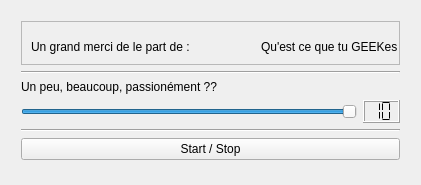
Above: ui/mainwindow.ui from ideaprod/minergift before the change. Below: the same form after it.
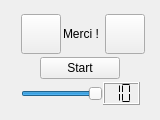
That is the form after the change. Icons and pictures are not drawn.

Diff of the .ui file:
```diff
--- a/ui/mainwindow.ui
+++ b/ui/mainwindow.ui
@@ -6,78 +6,187 @@
    <rect>
     <x>0</x>
     <y>0</y>
-    <width>421</width>
-    <height>185</height>
+    <width>160</width>
+    <height>120</height>
    </rect>
   </property>
-  <property name="windowTitle">
-   <string>MinerGift</string>
+  <property name="sizePolicy">
+   <sizepolicy hsizetype="Fixed" vsizetype="Fixed">
+    <horstretch>0</horstretch>
+    <verstretch>0</verstretch>
+   </sizepolicy>
+  </property>
+  <property name="minimumSize">
+   <size>
+    <width>160</width>
+    <height>120</height>
+   </size>
+  </property>
+  <property name="maximumSize">
+   <size>
+    <width>160</width>
+    <height>120</height>
+   </size>
+  </property>
+  <property name="windowIcon">
+   <iconset resource="uiminergift.qrc">
+    <normaloff>:/images/gavel-297564_960_720.png</normaloff>:/images/gavel-297564_960_720.png</iconset>
+  </property>
+  <property name="unifiedTitleAndToolBarOnMac">
+   <bool>true</bool>
   </property>
   <widget class="QWidget" name="centralWidget">
    <widget class="QWidget" name="verticalLayoutWidget">
     <property name="geometry">
      <rect>
       <x>10</x>
-      <y>10</y>
-      <width>401</width>
-      <height>161</height>
+      <y>0</y>
+      <width>141</width>
+      <height>119</height>
      </rect>
     </property>
     <layout class="QVBoxLayout" name="verticalLayout">
+     <property name="spacing">
+      <number>0</number>
+     </property>
      <item>
       <layout class="QHBoxLayout" name="topHorizontalLayout">
+       <property name="sizeConstraint">
+        <enum>QLayout::SetMinimumSize</enum>
+       </property>
        <item>
-        <widget class="QFrame" name="frame">
-         <property name="frameShape">
-          <enum>QFrame::StyledPanel</enum>
+        <widget class="QPushButton" name="pushButton">
+         <property name="sizePolicy">
+          <sizepolicy hsizetype="Fixed" vsizetype="Fixed">
+           <horstretch>0</horstretch>
+           <verstretch>0</verstretch>
+          </sizepolicy>
          </property>
-         <property name="frameShadow">
-          <enum>QFrame::Plain</enum>
+         <property name="minimumSize">
+          <size>
+           <width>40</width>
+           <height>40</height>
+          </size>
          </property>
-         <property name="lineWidth">
-          <number>1</number>
+         <property name="text">
+          <string/>
          </property>
-         <widget class="QLabel" name="labelQTG">
-          <property name="geometry">
-           <rect>
-            <x>240</x>
-            <y>10</y>
-            <width>155</width>
-            <height>31</height>
-           </rect>
-          </property>
-          <property name="text">
-           <string>Qu'est ce que tu GEEKes ?</string>
-          </property>
-         </widget>
-         <widget class="QLabel" name="labelThankYou">
-          <property name="geometry">
-           <rect>
-            <x>10</x>
-            <y>10</y>
-            <width>196</width>
-            <height>31</height>
-           </rect>
-          </property>
-          <property name="text">
-           <string>Un grand merci de le part de :</string>
-          </property>
-         </widget>
+         <property name="icon">
+          <iconset resource="uiminergift.qrc">
+           <normaloff>:/images/Flo.png</normaloff>:/images/Flo.png</iconset>
+         </property>
+         <property name="iconSize">
+          <size>
+           <width>32</width>
+           <height>32</height>
+          </size>
+         </property>
+        </widget>
+       </item>
+       <item>
+        <widget class="QLabel" name="labelThankYou">
+         <property name="sizePolicy">
+          <sizepolicy hsizetype="Fixed" vsizetype="Fixed">
+           <horstretch>0</horstretch>
+           <verstretch>0</verstretch>
+          </sizepolicy>
+         </property>
+         <property name="text">
+          <string>Merci !!</string>
+         </property>
+        </widget>
+       </item>
+       <item>
+        <widget class="QPushButton" name="pushButton_2">
+         <property name="enabled">
+          <bool>true</bool>
+         </property>
+         <property name="sizePolicy">
+          <sizepolicy hsizetype="Fixed" vsizetype="Fixed">
+           <horstretch>0</horstretch>
+           <verstretch>0</verstretch>
+          </sizepolicy>
+         </property>
+         <property name="minimumSize">
+          <size>
+           <width>40</width>
+           <height>40</height>
+          </size>
+         </property>
+         <property name="text">
+          <string/>
+         </property>
+         <property name="icon">
+          <iconset resource="uiminergift.qrc">
+           <normaloff>:/images/Tom.png</normaloff>:/images/Tom.png</iconset>
+         </property>
+         <property name="iconSize">
+          <size>
+           <width>32</width>
+           <height>32</height>
+          </size>
+         </property>
         </widget>
        </item>
       </layout>
      </item>
      <item>
-      <widget class="Line" name="sep1">
-       <property name="orientation">
-        <enum>Qt::Horizontal</enum>
+      <layout class="QHBoxLayout" name="bottomHorizontalLayout">
+       <property name="sizeConstraint">
+        <enum>QLayout::SetMinimumSize</enum>
        </property>
-      </widget>
+       <item>
+        <spacer name="horizontalSpacer">
+         <property name="orientation">
+          <enum>Qt::Horizontal</enum>
+         </property>
+         <property name="sizeHint" stdset="0">
+          <size>
+           <width>40</width>
+           <height>20</height>
+          </size>
+         </property>
+        </spacer>
+       </item>
+       <item>
+        <widget class="QPushButton" name="buttonStartStop">
+         <property name="text">
+          <string>Start</string>
+         </property>
+         <property name="icon">
+          <iconset resource="uiminergift.qrc">
+           <normaloff>:/images/green-plain-play-button-icon-th.png</normaloff>:/images/green-plain-play-button-icon-th.png</iconset>
+         </property>
+        </widget>
+       </item>
+       <item>
+        <spacer name="horizontalSpacer_2">
+         <property name="orientation">
+          <enum>Qt::Horizontal</enum>
+         </property>
+         <property name="sizeHint" stdset="0">
+          <size>
+           <width>40</width>
+           <height>20</height>
+          </size>
+         </property>
+        </spacer>
+       </item>
+      </layout>
      </item>
      <item>
       <layout class="QGridLayout" name="gridLayout">
-       <item row="1" column="1">
+       <property name="horizontalSpacing">
+        <number>0</number>
+       </property>
+       <item row="0" column="1">
         <widget class="QLCDNumber" name="lcdRate">
+         <property name="sizePolicy">
+          <sizepolicy hsizetype="Fixed" vsizetype="Fixed">
+           <horstretch>0</horstretch>
+           <verstretch>0</verstretch>
+          </sizepolicy>
+         </property>
          <property name="smallDecimalPoint">
           <bool>false</bool>
          </property>
@@ -93,14 +202,13 @@
         </widget>
        </item>
        <item row="0" column="0">
-        <widget class="QLabel" name="labelInfoRate">
-         <property name="text">
-          <string>Un peu, beaucoup, passionément ??</string>
-         </property>
-        </widget>
-       </item>
-       <item row="1" column="0">
         <widget class="QSlider" name="sliderRate">
+         <property name="sizePolicy">
+          <sizepolicy hsizetype="Expanding" vsizetype="Fixed">
+           <horstretch>0</horstretch>
+           <verstretch>0</verstretch>
+          </sizepolicy>
+         </property>
          <property name="minimum">
           <number>1</number>
          </property>
@@ -117,24 +225,6 @@
        </item>
       </layout>
      </item>
-     <item>
-      <widget class="Line" name="sep2">
-       <property name="orientation">
-        <enum>Qt::Horizontal</enum>
-       </property>
-      </widget>
-     </item>
-     <item>
-      <layout class="QHBoxLayout" name="bottomHorizontalLayout">
-       <item>
-        <widget class="QPushButton" name="buttonStartStop">
-         <property name="text">
-          <string>Start / Stop</string>
-         </property>
-        </widget>
-       </item>
-      </layout>
-     </item>
     </layout>
    </widget>
   </widget>
```
Left out of the diff: 39 changed lines with no effect on the pictures.
